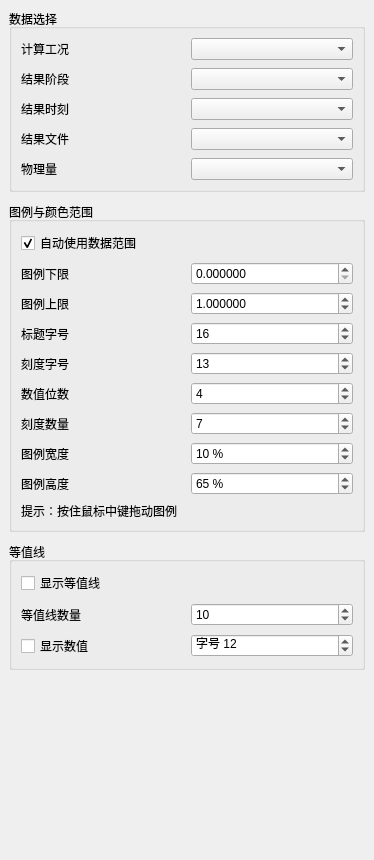
Old version of the form plugins/Base_PostProcessing/NephogramSettingWidget.ui in the repository asd977/base_cae.
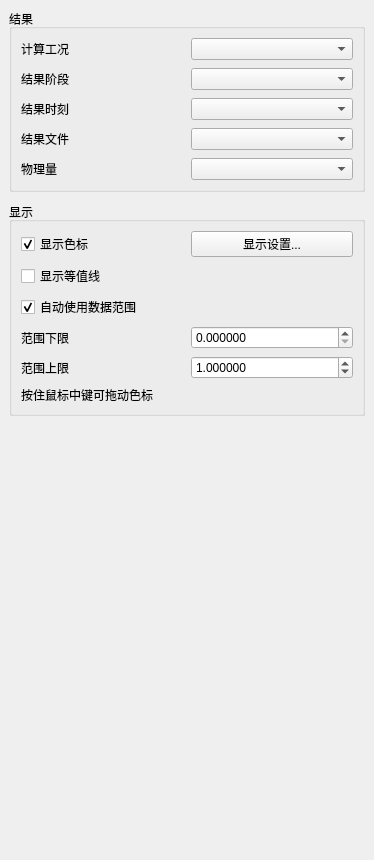
New version of the form.

Patch:
```diff
--- a/plugins/Base_PostProcessing/NephogramSettingWidget.ui
+++ b/plugins/Base_PostProcessing/NephogramSettingWidget.ui
@@ -43,7 +43,7 @@
      <item>
       <widget class="QGroupBox" name="dataGroupBox">
        <property name="title">
-        <string>数据选择</string>
+        <string>结果</string>
        </property>
        <layout class="QGridLayout" name="dataGridLayout">
         <item row="0" column="0">
@@ -138,7 +138,7 @@
      <item>
       <widget class="QGroupBox" name="legendGroupBox">
        <property name="title">
-        <string>图例与颜色范围</string>
+        <string>显示</string>
        </property>
        <layout class="QGridLayout" name="legendGridLayout">
         <property name="leftMargin">
@@ -159,7 +159,31 @@
         <property name="verticalSpacing">
          <number>7</number>
         </property>
-        <item row="0" column="0" colspan="2">
+        <item row="0" column="0">
+         <widget class="QCheckBox" name="showScalarBarCheckBox">
+          <property name="text">
+           <string>显示色标</string>
+          </property>
+          <property name="checked">
+           <bool>true</bool>
+          </property>
+         </widget>
+        </item>
+        <item row="1" column="0">
+         <widget class="QCheckBox" name="showContourCheckBox">
+          <property name="text">
+           <string>显示等值线</string>
+          </property>
+         </widget>
+        </item>
+        <item row="0" column="1">
+         <widget class="QPushButton" name="displaySettingsButton">
+          <property name="text">
+           <string>显示设置...</string>
+          </property>
+         </widget>
+        </item>
+        <item row="2" column="0" colspan="2">
          <widget class="QCheckBox" name="autoRangeCheckBox">
           <property name="text">
            <string>自动使用数据范围</string>
@@ -169,14 +193,14 @@
           </property>
          </widget>
         </item>
-        <item row="1" column="0">
+        <item row="3" column="0">
          <widget class="QLabel" name="rangeMinLabel">
           <property name="text">
-           <string>图例下限</string>
+           <string>范围下限</string>
           </property>
          </widget>
         </item>
-        <item row="1" column="1">
+        <item row="3" column="1">
          <widget class="QDoubleSpinBox" name="rangeMinSpinBox">
           <property name="decimals">
            <number>6</number>
@@ -186,14 +210,14 @@
           </property>
          </widget>
         </item>
-        <item row="2" column="0">
+        <item row="4" column="0">
          <widget class="QLabel" name="rangeMaxLabel">
           <property name="text">
-           <string>图例上限</string>
+           <string>范围上限</string>
           </property>
          </widget>
         </item>
-        <item row="2" column="1">
+        <item row="4" column="1">
          <widget class="QDoubleSpinBox" name="rangeMaxSpinBox">
           <property name="decimals">
            <number>6</number>
@@ -206,145 +230,10 @@
           </property>
          </widget>
         </item>
-        <item row="3" column="0">
-         <widget class="QLabel" name="legendTitleFontLabel">
-          <property name="text">
-           <string>标题字号</string>
-          </property>
-         </widget>
-        </item>
-        <item row="3" column="1">
-         <widget class="QSpinBox" name="legendTitleFontSpinBox">
-          <property name="minimum">
-           <number>8</number>
-          </property>
-          <property name="maximum">
-           <number>36</number>
-          </property>
-          <property name="value">
-           <number>16</number>
-          </property>
-         </widget>
-        </item>
-        <item row="4" column="0">
-         <widget class="QLabel" name="legendLabelFontLabel">
-          <property name="text">
-           <string>刻度字号</string>
-          </property>
-         </widget>
-        </item>
-        <item row="4" column="1">
-         <widget class="QSpinBox" name="legendLabelFontSpinBox">
-          <property name="minimum">
-           <number>8</number>
-          </property>
-          <property name="maximum">
-           <number>32</number>
-          </property>
-          <property name="value">
-           <number>13</number>
-          </property>
-         </widget>
-        </item>
-        <item row="5" column="0">
-         <widget class="QLabel" name="legendPrecisionLabel">
-          <property name="text">
-           <string>数值位数</string>
-          </property>
-         </widget>
-        </item>
-        <item row="5" column="1">
-         <widget class="QSpinBox" name="legendPrecisionSpinBox">
-          <property name="toolTip">
-           <string>控制色标刻度和等值线标注的有效数字位数</string>
-          </property>
-          <property name="minimum">
-           <number>1</number>
-          </property>
-          <property name="maximum">
-           <number>10</number>
-          </property>
-          <property name="value">
-           <number>4</number>
-          </property>
-         </widget>
-        </item>
-        <item row="6" column="0">
-         <widget class="QLabel" name="legendTickCountLabel">
-          <property name="text">
-           <string>刻度数量</string>
-          </property>
-         </widget>
-        </item>
-        <item row="6" column="1">
-         <widget class="QSpinBox" name="legendTickCountSpinBox">
-          <property name="toolTip">
-           <string>设置色标上显示的刻度标签总数，包含上下限刻度。</string>
-          </property>
-          <property name="keyboardTracking">
-           <bool>false</bool>
-          </property>
-          <property name="minimum">
-           <number>2</number>
-          </property>
-          <property name="maximum">
-           <number>64</number>
-          </property>
-          <property name="value">
-           <number>7</number>
-          </property>
-         </widget>
-        </item>
-        <item row="7" column="0">
-         <widget class="QLabel" name="legendWidthLabel">
-          <property name="text">
-           <string>图例宽度</string>
-          </property>
-         </widget>
-        </item>
-        <item row="7" column="1">
-         <widget class="QSpinBox" name="legendWidthSpinBox">
-          <property name="suffix">
-           <string> %</string>
-          </property>
-          <property name="minimum">
-           <number>5</number>
-          </property>
-          <property name="maximum">
-           <number>25</number>
-          </property>
-          <property name="value">
-           <number>10</number>
-          </property>
-         </widget>
-        </item>
-        <item row="8" column="0">
-         <widget class="QLabel" name="legendHeightLabel">
-          <property name="text">
-           <string>图例高度</string>
-          </property>
-         </widget>
-        </item>
-        <item row="8" column="1">
-         <widget class="QSpinBox" name="legendHeightSpinBox">
-          <property name="suffix">
-           <string> %</string>
-          </property>
-          <property name="minimum">
-           <number>25</number>
-          </property>
-          <property name="maximum">
-           <number>90</number>
-          </property>
-          <property name="value">
-           <number>65</number>
-          </property>
-         </widget>
-        </item>
-        <item row="9" column="0" colspan="2">
+        <item row="5" column="0" colspan="2">
          <widget class="QLabel" name="legendMoveHintLabel">
           <property name="text">
-           <string>提示：按住鼠标中键拖动图例</string>
+           <string>按住鼠标中键可拖动色标</string>
           </property>
           <property name="wordWrap">
            <bool>true</bool>
@@ -354,80 +243,6 @@
        </layout>
       </widget>
      </item>
-     <item>
-      <widget class="QGroupBox" name="contourGroupBox">
-       <property name="title">
-        <string>等值线</string>
-       </property>
-       <layout class="QGridLayout" name="contourGridLayout">
-        <property name="leftMargin">
-         <number>9</number>
-        </property>
-        <property name="topMargin">
-         <number>9</number>
-        </property>
-        <property name="rightMargin">
-         <number>9</number>
-        </property>
-        <property name="bottomMargin">
-         <number>9</number>
-        </property>
-        <property name="spacing">
-         <number>8</number>
-        </property>
-        <item row="0" column="0" colspan="2">
-         <widget class="QCheckBox" name="contourEnableCheckBox">
-          <property name="text">
-           <string>显示等值线</string>
-          </property>
-         </widget>
-        </item>
-        <item row="1" column="0">
-         <widget class="QLabel" name="contourLevelsLabel">
-          <property name="text">
-           <string>等值线数量</string>
-          </property>
-         </widget>
-        </item>
-        <item row="1" column="1">
-         <widget class="QSpinBox" name="contourLevelsSpinBox">
-          <property name="minimum">
-           <number>2</number>
-          </property>
-          <property name="maximum">
-           <number>30</number>
-          </property>
-          <property name="value">
-           <number>10</number>
-          </property>
-         </widget>
-        </item>
-        <item row="2" column="0">
-         <widget class="QCheckBox" name="contourLabelCheckBox">
-          <property name="text">
-           <string>显示数值</string>
-          </property>
-         </widget>
-        </item>
-        <item row="2" column="1">
-         <widget class="QSpinBox" name="contourLabelFontSpinBox">
-          <property name="prefix">
-           <string>字号 </string>
-          </property>
-          <property name="minimum">
-           <number>8</number>
-          </property>
-          <property name="maximum">
-           <number>28</number>
-          </property>
-          <property name="value">
-           <number>12</number>
-          </property>
-         </widget>
-        </item>
-       </layout>
-      </widget>
-     </item>
      <item>
       <spacer name="verticalSpacer">
        <property name="orientation">
```
Left out of the diff: 19 changed lines with no effect on the pictures.
